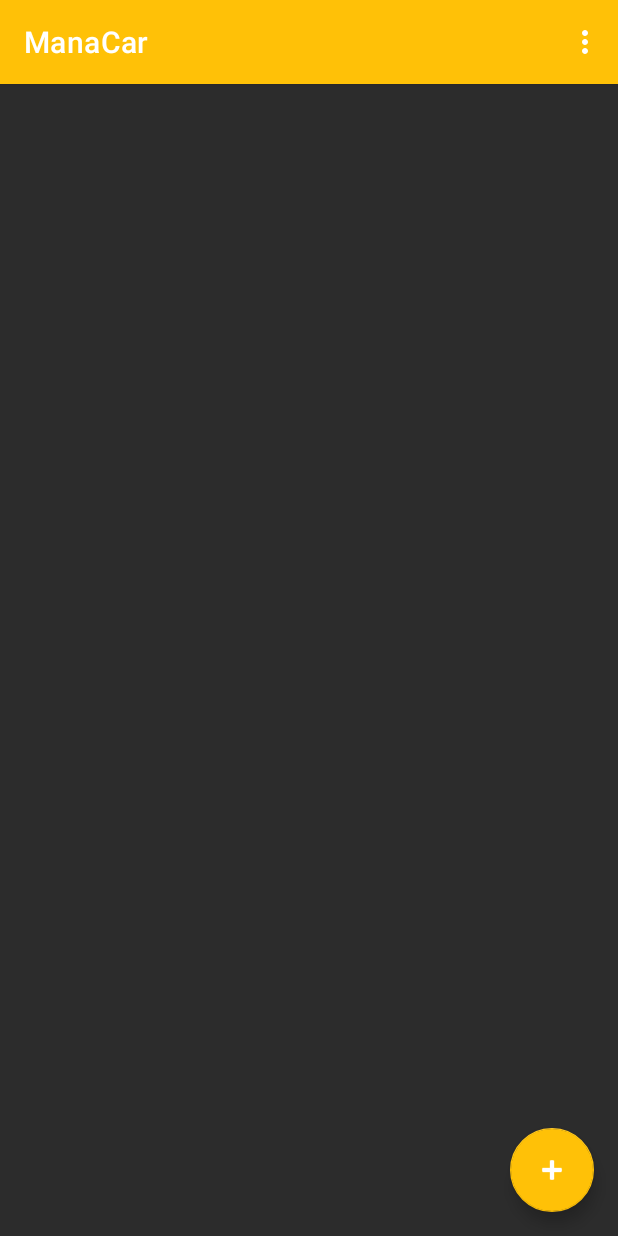
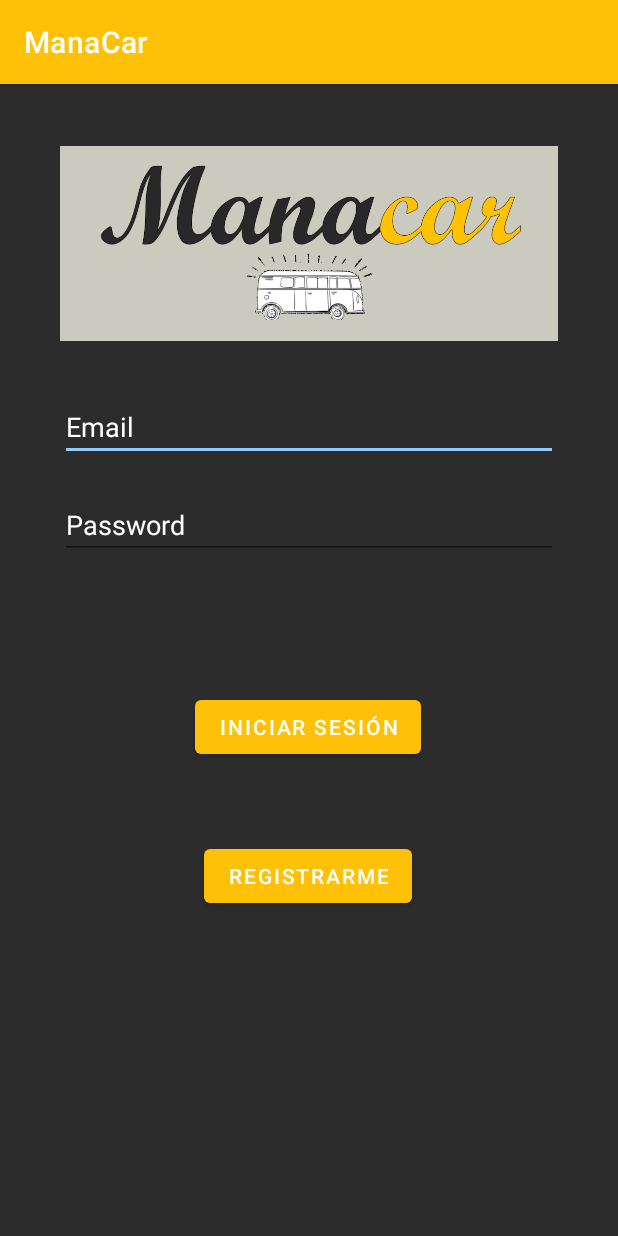
Before and after one commit to eliezergh/ManaCar, an Android app: the screen it shows after launch (MainActivity before the commit, LoginActivity after it), on a phone screen of 412 x 824 dp. Run offline under Robolectric (Android 15) with nearby library versions, the phone set to English and light mode, and no system bars; our stand-ins replace Firebase (no records; nobody signed in at launch, a user with empty details on screens opened directly).

Commit message:
Basic user system implemented
Now you can use a email & password to log in.

```diff
--- /dev/null
+++ b/app/src/main/res/layout/activity_login.xml
@@ -0,0 +1,100 @@
+<?xml version="1.0" encoding="utf-8"?>
+<androidx.constraintlayout.widget.ConstraintLayout xmlns:android="http://schemas.android.com/apk/res/android"
+    xmlns:app="http://schemas.android.com/apk/res-auto"
+    xmlns:tools="http://schemas.android.com/tools"
+    android:id="@+id/container"
+    android:layout_width="match_parent"
+    android:layout_height="match_parent"
+    android:paddingLeft="@dimen/activity_horizontal_margin"
+    android:paddingTop="@dimen/activity_vertical_margin"
+    android:paddingRight="@dimen/activity_horizontal_margin"
+    android:paddingBottom="@dimen/activity_vertical_margin"
+    tools:context=".LoginActivity"
+    android:background="#2C2C2C">
+
+    <ImageView
+        android:layout_width="match_parent"
+        android:layout_height="150dp"
+        android:id="@+id/loginLogo"
+        android:layout_marginStart="24dp"
+        android:layout_marginTop="15dp"
+        android:layout_marginEnd="24dp"
+        android:src="@drawable/logo_1"
+        app:layout_constraintEnd_toEndOf="parent"
+        app:layout_constraintStart_toStartOf="parent"
+        app:layout_constraintTop_toTopOf="parent"/>
+
+
+    <EditText
+        android:id="@+id/username"
+        android:layout_width="0dp"
+        android:layout_height="wrap_content"
+        android:layout_marginStart="24dp"
+        android:layout_marginTop="190dp"
+        android:layout_marginEnd="24dp"
+        android:hint="@string/prompt_email"
+        android:inputType="textEmailAddress"
+        android:selectAllOnFocus="true"
+        android:textColor="@color/white"
+        android:textColorHint="@color/white"
+        app:layout_constraintEnd_toEndOf="parent"
+        app:layout_constraintStart_toStartOf="parent"
+        app:layout_constraintTop_toBottomOf="@+id/loginLogo"
+        app:layout_constraintTop_toTopOf="parent" />
+
+    <EditText
+        android:id="@+id/password"
+        android:layout_width="0dp"
+        android:layout_height="wrap_content"
+        android:layout_marginStart="24dp"
+        android:layout_marginTop="20dp"
+        android:layout_marginEnd="24dp"
+        android:hint="@string/prompt_password"
+        android:imeActionLabel="@string/action_sign_in_short"
+        android:imeOptions="actionDone"
+        android:inputType="textPassword"
+        android:selectAllOnFocus="true"
+        android:textColor="@color/white"
+        android:textColorHint="@color/white"
+        app:layout_constraintEnd_toEndOf="parent"
+        app:layout_constraintStart_toStartOf="parent"
+        app:layout_constraintTop_toBottomOf="@+id/username" />
+
+    <Button
+        android:id="@+id/login"
+        android:layout_width="wrap_content"
+        android:layout_height="wrap_content"
+        android:layout_gravity="start"
+        android:layout_marginStart="48dp"
+        android:layout_marginTop="38dp"
+        android:layout_marginEnd="48dp"
+        android:layout_marginBottom="1dp"
+        android:text="@string/action_sign_in"
+        android:textColor="@color/white"
+        app:backgroundTint="@color/amber_500"
+        app:layout_constraintBottom_toTopOf="@id/register"
+        app:layout_constraintEnd_toEndOf="parent"
+        app:layout_constraintHorizontal_bias="0.496"
+        app:layout_constraintStart_toStartOf="parent"
+        app:layout_constraintTop_toBottomOf="@+id/password"
+        app:layout_constraintVertical_bias="0.2" />
+
+    <Button
+        android:id="@+id/register"
+        android:layout_width="wrap_content"
+        android:layout_height="wrap_content"
+        android:layout_gravity="start"
+        android:layout_marginStart="48dp"
+        android:layout_marginEnd="48dp"
+        android:layout_marginBottom="150dp"
+        android:text="@string/action_register"
+        android:textColor="@color/white"
+        app:backgroundTint="@color/amber_500"
+        app:layout_constraintBottom_toBottomOf="parent"
+        app:layout_constraintEnd_toEndOf="parent"
+        app:layout_constraintHorizontal_bias="0.497"
+        app:layout_constraintStart_toStartOf="parent"
+        app:layout_constraintTop_toBottomOf="@+id/login"
+        app:layout_constraintVertical_bias="0.2" />
+
+</androidx.constraintlayout.widget.ConstraintLayout>
--- a/app/src/main/res/menu/menu_main.xml
+++ b/app/src/main/res/menu/menu_main.xml
@@ -3,8 +3,8 @@
     xmlns:tools="http://schemas.android.com/tools"
     tools:context="com.eliezergh.manacar.MainActivity">
     <item
-        android:id="@+id/action_settings"
+        android:id="@+id/action_logout"
         android:orderInCategory="100"
-        android:title="@string/action_settings"
+        android:title="@string/action_logout"
         app:showAsAction="never" />
 </menu>
--- a/app/src/main/res/values/dimens.xml
+++ b/app/src/main/res/values/dimens.xml
@@ -1,4 +1,7 @@
 <resources>
     <dimen name="fab_margin">16dp</dimen>
     <dimen name="text_margin">16dp</dimen>
+    <!-- Default screen margins, per the Android Design guidelines. -->
+    <dimen name="activity_horizontal_margin">16dp</dimen>
+    <dimen name="activity_vertical_margin">16dp</dimen>
 </resources>
--- a/app/src/main/res/values/strings.xml
+++ b/app/src/main/res/values/strings.xml
@@ -1,6 +1,7 @@
 <resources>
     <string name="app_name">ManaCar</string>
     <string name="action_settings">Settings</string>
+    <string name="action_logout">Cerrar sesión</string>
     <!-- Strings used for fragments for navigation -->
     <string name="first_fragment_label">First Fragment</string>
     <string name="second_fragment_label">Second Fragment</string>
@@ -15,4 +16,14 @@
     <string name="newVehicle">Nuevo Vehículo</string>
     <string name="registrationNumber">0000ABC</string>
     <string name="save_spanish">Guardar</string>
+    <string name="title_activity_login">LoginActivity</string>
+    <string name="prompt_email">Email</string>
+    <string name="prompt_password">Password</string>
+    <string name="action_sign_in">Iniciar sesión</string>
+    <string name="action_sign_in_short">Iniciar sesión</string>
+    <string name="welcome">"Bienvenido!"</string>
+    <string name="invalid_username">No es un usuario válido</string>
+    <string name="invalid_password">La contraseña debe tener más de 5 caracteres</string>
+    <string name="login_failed">"Inicio de sesión fallido"</string>
+    <string name="action_register">Registrarme</string>
 </resources>
```
Also changed, not shown: app/build.gradle (+10 -4 lines), app/src/main/AndroidManifest.xml (+11 -8 lines), app/src/main/java/com/eliezergh/manacar/LoginActivity.java (added, +105 -0 lines), app/src/main/java/com/eliezergh/manacar/MainActivity.java (+19 -4 lines), app/src/main/java/com/eliezergh/manacar/MyVehicleRecyclerViewAdapter.java (+9 -2 lines), app/src/main/java/com/eliezergh/manacar/VehicleFragment.java (+14 -3 lines), app/src/main/java/com/eliezergh/manacar/addActivity.java (+15 -7 lines), app/src/main/java/com/eliezergh/manacar/modActivity.java (+20 -15 lines), app/src/main/res/drawable/logo_1.png (added).
